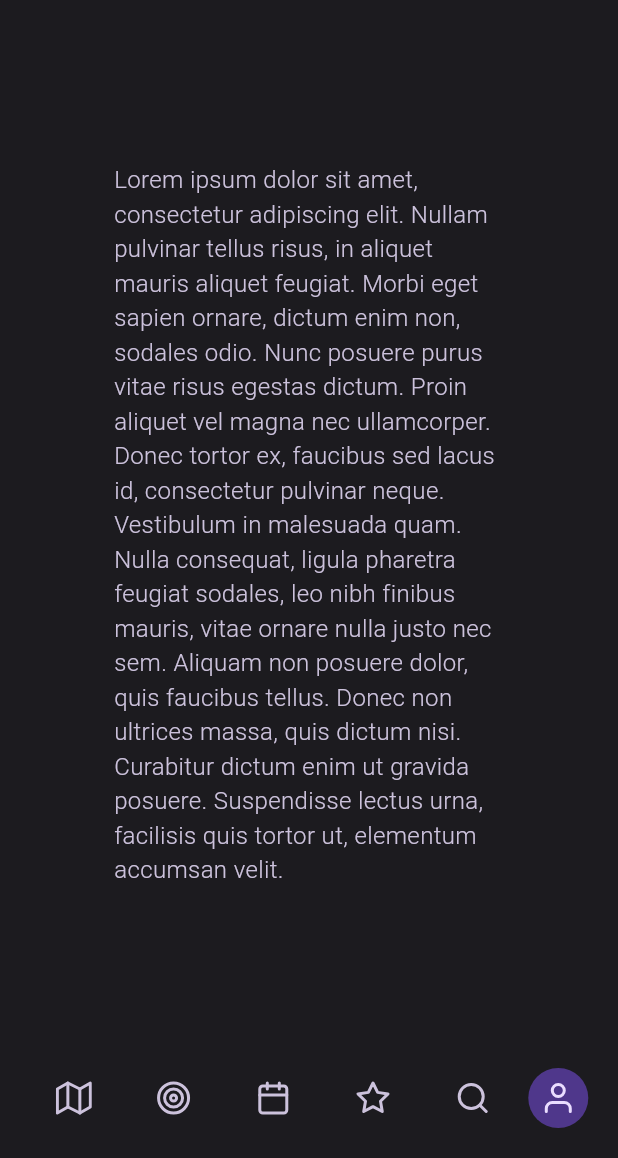
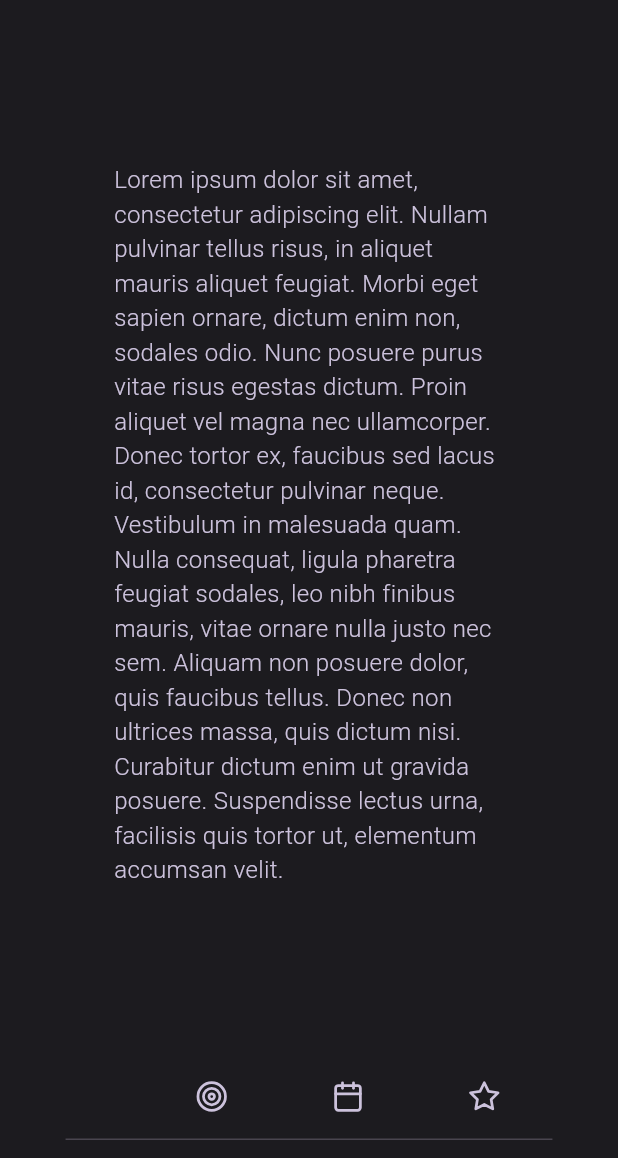
Before and after one commit to valeriiaradzivilo/lingui_quest, a Flutter app: the screen it shows after launch, after a tap on an icon or button, on a phone screen of 412 x 824 dp, the part 78-1236 px from its top. Run offline on Flutter 3.47's test engine with Material 2 defaults, Android fonts, the phone set to English and light mode, and no system bars; our stand-ins replace cloud_firestore, dartz, dio, equatable, feather_icons, firebase_auth and 6 more; missing offline and left inert: flutter_portal, simple_logger; accounts and stored records are empty; generated files the repository leaves out were written again; Roboto replaces fonts that are missing (Unbounded).

Commit message:
Connected to python code (it works)

```diff
--- a/lib/main.dart
+++ b/lib/main.dart
@@ -7,9 +7,10 @@ import 'package:lingui_quest/data/firebase/firebase_options.dart';
 import 'package:lingui_quest/data/local_storage/hive_database.dart';
 import 'package:lingui_quest/start/bloc/start_cubit.dart';
 import 'package:lingui_quest/start/di.dart';
-import 'package:lingui_quest/start/gallery_option.dart';
+import 'package:lingui_quest/start/gallery_option_theme.dart';
 import 'package:lingui_quest/start/routes.dart';
 import 'package:lingui_quest/start/start_page.dart';
+import 'package:lingui_quest/view/games_page/games_list/bloc/games_bloc.dart';
 import 'package:lingui_quest/view/level_test/create_test_task.dart/bloc/create_task_bloc.dart';
 import 'package:lingui_quest/view/level_test/create_test_task.dart/create_task.dart';
 import 'package:lingui_quest/view/level_test/main_screen/bloc/level_test_bloc.dart';
@@ -47,6 +48,7 @@ class MyApp extends StatelessWidget {
         BlocProvider<LevelTestBloc>(create: (_) => serviceLocator<LevelTestBloc>()),
         BlocProvider<TestCubit>(create: (_) => serviceLocator<TestCubit>()),
         BlocProvider<TutorsSearchBloc>(create: (_) => serviceLocator<TutorsSearchBloc>()),
+        BlocProvider<GameBloc>(create: (_) => serviceLocator<GameBloc>()),
       ],
       child: ChangeNotifierProvider<ThemeModel>(
         create: (_) => ThemeModel(),
--- /dev/null
+++ b/lib/shared/enums/game_types_enum.dart
@@ -0,0 +1,3 @@
+enum GameTypes {
+  dragNDrop, // you have some containers and words to drag into these containers
+}
--- a/lib/start/bloc/start_state.dart
+++ b/lib/start/bloc/start_state.dart
@@ -21,7 +21,7 @@ class StartState extends Equatable {
         status: StartStatus.progress,
         currentUser: UserModel.empty(),
         isLoggedIn: false,
-        currentTab: TabBarOption.searchTutor);
+        currentTab: TabBarOption.level);
   }
 
   @override
--- a/lib/start/di.dart
+++ b/lib/start/di.dart
@@ -12,6 +12,7 @@ import 'package:lingui_quest/data/usecase/get_current_user_usecase.dart';
 import 'package:lingui_quest/data/usecase/sign_in_usecase.dart';
 import 'package:lingui_quest/data/usecase/sign_up_email_usecase.dart';
 import 'package:lingui_quest/start/bloc/start_cubit.dart';
+import 'package:lingui_quest/view/games_page/games_list/bloc/games_bloc.dart';
 import 'package:lingui_quest/view/level_test/create_test_task.dart/bloc/create_task_bloc.dart';
 import 'package:lingui_quest/view/level_test/main_screen/bloc/level_test_bloc.dart';
 import 'package:lingui_quest/view/level_test/test_screen/bloc/test_bloc.dart';
@@ -57,6 +58,11 @@ Future<void> init() async {
       serviceLocator<GetAllTutorsUsecase>(),
     ),
   );
+  serviceLocator.registerFactory(
+    () => GameBloc(
+      serviceLocator<GetCurrentUserUsecase>(),
+    ),
+  );
 
   //usecases
   serviceLocator.registerLazySingleton<SignInUsecase>(
--- a/lib/start/start_page.dart
+++ b/lib/start/start_page.dart
@@ -8,11 +8,17 @@ import 'package:lingui_quest/shared/constants/padding_constants.dart';
 import 'package:lingui_quest/start/bloc/start_cubit.dart';
 import 'package:lingui_quest/start/components/tab_bar.dart';
 import 'package:lingui_quest/start/components/user_widget.dart';
+import 'package:lingui_quest/view/games_page/games_list/games_list.dart';
 import 'package:lingui_quest/view/home_page/home_page.dart';
 import 'package:lingui_quest/view/level_test/main_screen/level_test_screen.dart';
-import 'package:lingui_quest/view/search_tutor/tutor_search_page.dart';
 
-enum TabBarOption { roadmap, games, planner, level, searchTutor }
+enum TabBarOption {
+  // roadmap,
+  games,
+  planner,
+  level,
+  // searchTutor,
+}
 
 class StartPage extends StatefulWidget {
   const StartPage({super.key, required this.changeTheme});
@@ -101,22 +107,24 @@ class _StartPageState extends State<StartPage> with TickerProviderStateMixin {
                         ),
                       ],
                     );
-                  } else if (kIsWeb) {
-                    return Column(
-                      children: [
-                        Expanded(
-                          child: TabBarView(
-                            controller: tabController,
-                            children: _buildTabViews(),
-                          ),
-                        ),
-                        PreferredSize(
-                          preferredSize: Size.fromHeight(size.width - 100),
-                          child: RallyTabBar(tabs: _buildListTabButtons(), tabController: tabController),
-                        ),
-                      ],
-                    );
-                  } else {
+                  }
+                  // else if (kIsWeb) {
+                  //   return Column(
+                  //     children: [
+                  //       Expanded(
+                  //         child: TabBarView(
+                  //           controller: tabController,
+                  //           children: _buildTabViews(),
+                  //         ),
+                  //       ),
+                  //       PreferredSize(
+                  //         preferredSize: Size.fromHeight(size.width - 100),
+                  //         child: RallyTabBar(tabs: _buildListTabButtons(), tabController: tabController),
+                  //       ),
+                  //     ],
+                  //   );
+                  // }
+                  else {
                     return TabBarView(
                       controller: tabController,
                       children: _buildTabViews(),
@@ -130,7 +138,7 @@ class _StartPageState extends State<StartPage> with TickerProviderStateMixin {
               }),
         ),
       ),
-      bottomNavigationBar: !kIsWeb
+      bottomNavigationBar: !isDesktop
           ? BottomAppBar(
               elevation: PaddingConst.immense,
               color: Theme.of(context).cardColor,
@@ -138,8 +146,7 @@ class _StartPageState extends State<StartPage> with TickerProviderStateMixin {
                 mainAxisAlignment: MainAxisAlignment.spaceAround,
                 crossAxisAlignment: CrossAxisAlignment.center,
                 children: [
-                  for (TabBarOption tab in TabBarOption.values) _buildTabButton(tab),
-                  const UserAvatarWidget()
+                  RallyTabBar(tabs: _buildListTabButtons(), tabController: tabController),
                 ],
               ),
             )
@@ -159,15 +166,15 @@ class _StartPageState extends State<StartPage> with TickerProviderStateMixin {
   Widget _buildCurrentTab(TabBarOption tab) {
     switch (tab) {
       case TabBarOption.games:
-        return const Placeholder();
+        return const GamesListScreen();
       case TabBarOption.level:
         return const LevelTestScreen();
       case TabBarOption.planner:
         return const Placeholder();
-      case TabBarOption.roadmap:
-        return const Placeholder();
-      case TabBarOption.searchTutor:
-        return const TutorSearch();
+      // case TabBarOption.roadmap:
+      //   return const Placeholder();
+      // case TabBarOption.searchTutor:
+      //   return const TutorSearch();
     }
   }
 
@@ -187,15 +194,15 @@ class _StartPageState extends State<StartPage> with TickerProviderStateMixin {
     ThemeData theme = Theme.of(context);
     final isDesktop = MediaQuery.of(context).size.width > 600;
     switch (tab) {
-      case TabBarOption.roadmap:
-        return RallyTab(
-          theme: theme,
-          iconData: FeatherIcons.map,
-          tabIndex: tab.index,
-          title: context.loc.roadmap.toUpperCase(),
-          isVertical: isDesktop,
-          tabController: tabController,
-        );
+      // case TabBarOption.roadmap:
+      //   return RallyTab(
+      //     theme: theme,
+      //     iconData: FeatherIcons.map,
+      //     tabIndex: tab.index,
+      //     title: context.loc.roadmap.toUpperCase(),
+      //     isVertical: isDesktop,
+      //     tabController: tabController,
+      //   );
       case TabBarOption.planner:
         return RallyTab(
             theme: theme,
@@ -221,14 +228,14 @@ class _StartPageState extends State<StartPage> with TickerProviderStateMixin {
             tabController: tabController,
             isVertical: isDesktop);
 
-      case TabBarOption.searchTutor:
-        return RallyTab(
-            theme: theme,
-            iconData: FeatherIcons.search,
-            title: context.loc.searchTutor.toUpperCase(),
-            tabIndex: tab.index,
-            tabController: tabController,
-            isVertical: isDesktop);
+      // case TabBarOption.searchTutor:
+      //   return RallyTab(
+      //       theme: theme,
+      //       iconData: FeatherIcons.search,
+      //       title: context.loc.searchTutor.toUpperCase(),
+      //       tabIndex: tab.index,
+      //       tabController: tabController,
+      //       isVertical: isDesktop);
     }
   }
 }
--- /dev/null
+++ b/lib/view/games_page/games_list/bloc/games_bloc.dart
@@ -0,0 +1,26 @@
+import 'package:dio/dio.dart';
+import 'package:equatable/equatable.dart';
+import 'package:flutter_bloc/flutter_bloc.dart';
+import 'package:lingui_quest/data/models/user_model.dart';
+import 'package:lingui_quest/data/usecase/get_current_user_usecase.dart';
+
+part 'games_state.dart';
+
+sealed class CounterEvent {}
+
+final class AddNewGame extends CounterEvent {}
+
+final class FindAllGames extends CounterEvent {}
+
+final class CreateNewGame extends CounterEvent {}
+
+class GameBloc extends Bloc<CounterEvent, GamesState> {
+  final GetCurrentUserUsecase _getCurrentUserUsecase;
+  GameBloc(this._getCurrentUserUsecase) : super(GamesState.initial()) {
+    on<AddNewGame>((event, emit) async {
+      Response response = await Dio().get("http://192.168.2.5:5000/create_test");
+      print(response);
+    });
+    on<FindAllGames>((event, emit) {});
+  }
+}
--- /dev/null
+++ b/lib/view/games_page/games_list/bloc/games_state.dart
@@ -0,0 +1,33 @@
+part of 'games_bloc.dart';
+
+enum GamesUploadStatus { initial, progress, error }
+
+class GamesState extends Equatable {
+  final GamesUploadStatus status;
+  final String? errorMessage;
+  final UserModel currentUser;
+
+  int get _time => DateTime.now().microsecondsSinceEpoch;
+
+  const GamesState({required this.status, this.errorMessage, required this.currentUser});
+  factory GamesState.initial() {
+    return GamesState(
+      status: GamesUploadStatus.progress,
+      currentUser: UserModel.empty(),
+    );
+  }
+
+  @override
+  List<Object?> get props => [status, _time, currentUser];
+
+  GamesState copyWith({
+    GamesUploadStatus? status,
+    String? errorMessage,
+    UserModel? currentUser,
+  }) {
+    return GamesState(
+        status: status ?? this.status,
+        errorMessage: errorMessage ?? this.errorMessage,
+        currentUser: currentUser ?? this.currentUser);
+  }
+}
--- a/lib/view/level_test/main_screen/level_test_screen.dart
+++ b/lib/view/level_test/main_screen/level_test_screen.dart
@@ -13,6 +13,7 @@ class LevelTestScreen extends StatelessWidget {
   @override
   Widget build(BuildContext context) {
     final LevelTestBloc bloc = BlocProvider.of<LevelTestBloc>(context);
+    final theme = Theme.of(context);
     return Center(
       child: Padding(
         padding: EdgeInsets.all(PaddingConst.medium),
@@ -23,6 +24,7 @@ class LevelTestScreen extends StatelessWidget {
               if (state.status == LevelTestStatus.initial) {
                 return Column(
                   crossAxisAlignment: CrossAxisAlignment.center,
+                  mainAxisAlignment: MainAxisAlignment.spaceAround,
                   children: [
                     if (state.currentUser.isTeacher) ...[
                       LinButton(
@@ -33,11 +35,20 @@ class LevelTestScreen extends StatelessWidget {
                         textAlign: TextAlign.center,
                       )
                     ],
-                    Padding(
-                      padding: EdgeInsets.all(PaddingConst.large),
-                      child: LinMainButton(
-                          label: context.loc.startTest, onTap: () => Navigator.of(context).pushNamed(AppRoutes.test)),
-                    )
+                    Text(context.loc.levelTestInfo),
+                    Center(
+                      child: Padding(
+                        padding: EdgeInsets.all(PaddingConst.large),
+                        child: LinMainButton(
+                            label: context.loc.startTest, onTap: () => Navigator.of(context).pushNamed(AppRoutes.test)),
+                      ),
+                    ),
+                    RichText(
+                      text: TextSpan(
+                          text: context.loc.note,
+                          style: theme.textTheme.labelLarge?.copyWith(fontWeight: FontWeight.w700),
+                          children: [TextSpan(text: context.loc.levelTestNote, style: theme.textTheme.labelMedium)]),
+                    ),
                   ],
                 );
               } else if (state.status == LevelTestStatus.error) {
--- a/pubspec.yaml
+++ b/pubspec.yaml
@@ -40,6 +40,7 @@ dependencies:
   path_provider: any
   cloud_firestore: ^4.8.4
   rxdart: ^0.27.7
+  dio: ^5.3.3
 
 dev_dependencies:
   flutter_test:
```
Also changed, not shown: lib/l10n/app_en.arb (+7 -0 lines), lib/view/games_page/games_list/games_list.dart (added, +19 -0 lines), lib/start/gallery_option_theme.dart (renamed from lib/start/gallery_option.dart), pubspec.lock, 1 other file.
